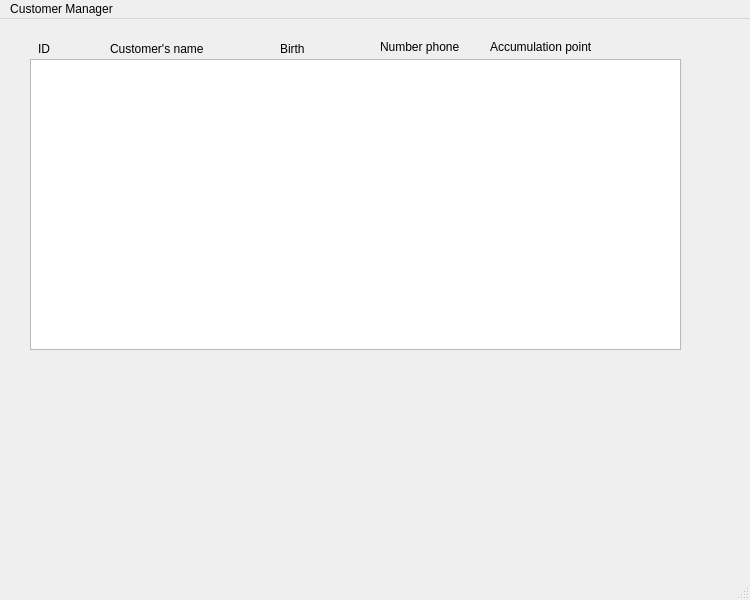
Before: the Qt Designer form Customer/myCustomer.ui in ngxx-fus/minisupermarket_management_proj, drawn with Qt 5.
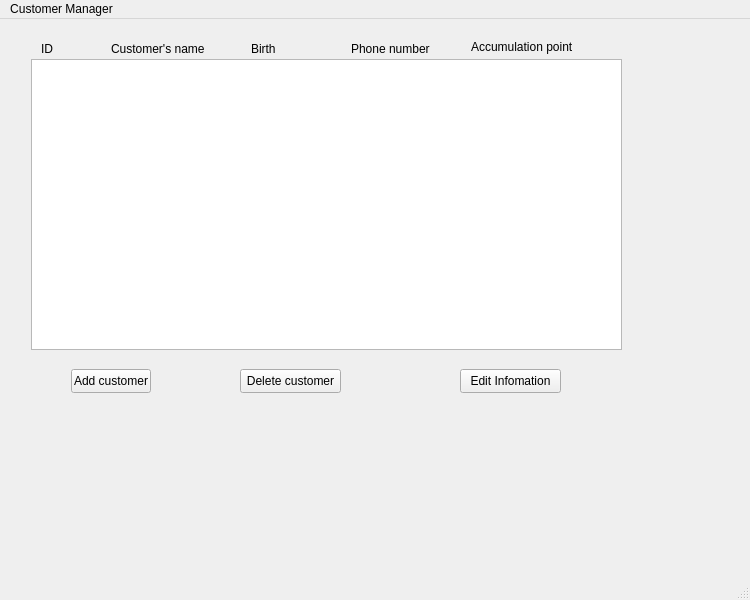
After: the same form once the commit is applied.

```diff
--- a/Customer/myCustomer.ui
+++ b/Customer/myCustomer.ui
@@ -17,9 +17,9 @@
    <widget class="QListWidget" name="listWidget">
     <property name="geometry">
      <rect>
-      <x>30</x>
+      <x>31</x>
       <y>40</y>
-      <width>651</width>
+      <width>591</width>
       <height>291</height>
      </rect>
     </property>
@@ -27,7 +27,7 @@
    <widget class="QLabel" name="customer_name">
     <property name="geometry">
      <rect>
-      <x>110</x>
+      <x>111</x>
       <y>20</y>
       <width>151</width>
       <height>20</height>
@@ -40,7 +40,20 @@
    <widget class="QLabel" name="customer_numberphone">
     <property name="geometry">
      <rect>
-      <x>38</x>
+      <x>351</x>
+      <y>20</y>
+      <width>91</width>
+      <height>20</height>
+     </rect>
+    </property>
+    <property name="text">
+     <string>Phone number</string>
+    </property>
+   </widget>
+   <widget class="QLabel" name="customer_ID">
+    <property name="geometry">
+     <rect>
+      <x>41</x>
       <y>20</y>
       <width>61</width>
       <height>20</height>
@@ -50,23 +63,10 @@
      <string>ID</string>
     </property>
    </widget>
-   <widget class="QLabel" name="customer_ID">
-    <property name="geometry">
-     <rect>
-      <x>380</x>
-      <y>20</y>
-      <width>121</width>
-      <height>16</height>
-     </rect>
-    </property>
-    <property name="text">
-     <string>Number phone</string>
-    </property>
-   </widget>
    <widget class="QLabel" name="customer_point">
     <property name="geometry">
      <rect>
-      <x>490</x>
+      <x>471</x>
       <y>20</y>
       <width>121</width>
       <height>16</height>
@@ -79,7 +79,7 @@
    <widget class="QLabel" name="customer_BOD">
     <property name="geometry">
      <rect>
-      <x>280</x>
+      <x>251</x>
       <y>20</y>
       <width>91</width>
       <height>20</height>
@@ -89,6 +89,45 @@
      <string>Birth</string>
     </property>
    </widget>
+   <widget class="QPushButton" name="pushButton">
+    <property name="geometry">
+     <rect>
+      <x>71</x>
+      <y>350</y>
+      <width>80</width>
+      <height>24</height>
+     </rect>
+    </property>
+    <property name="text">
+     <string>Add customer</string>
+    </property>
+   </widget>
+   <widget class="QPushButton" name="pushButton_2">
+    <property name="geometry">
+     <rect>
+      <x>240</x>
+      <y>350</y>
+      <width>101</width>
+      <height>24</height>
+     </rect>
+    </property>
+    <property name="text">
+     <string>Delete customer</string>
+    </property>
+   </widget>
+   <widget class="QPushButton" name="pushButton_3">
+    <property name="geometry">
+     <rect>
+      <x>460</x>
+      <y>350</y>
+      <width>101</width>
+      <height>24</height>
+     </rect>
+    </property>
+    <property name="text">
+     <string>Edit Infomation</string>
+    </property>
+   </widget>
   </widget>
   <widget class="QMenuBar" name="menubar">
    <property name="geometry">
```
Left out of the diff: 2 changed lines with no effect on the pictures.
